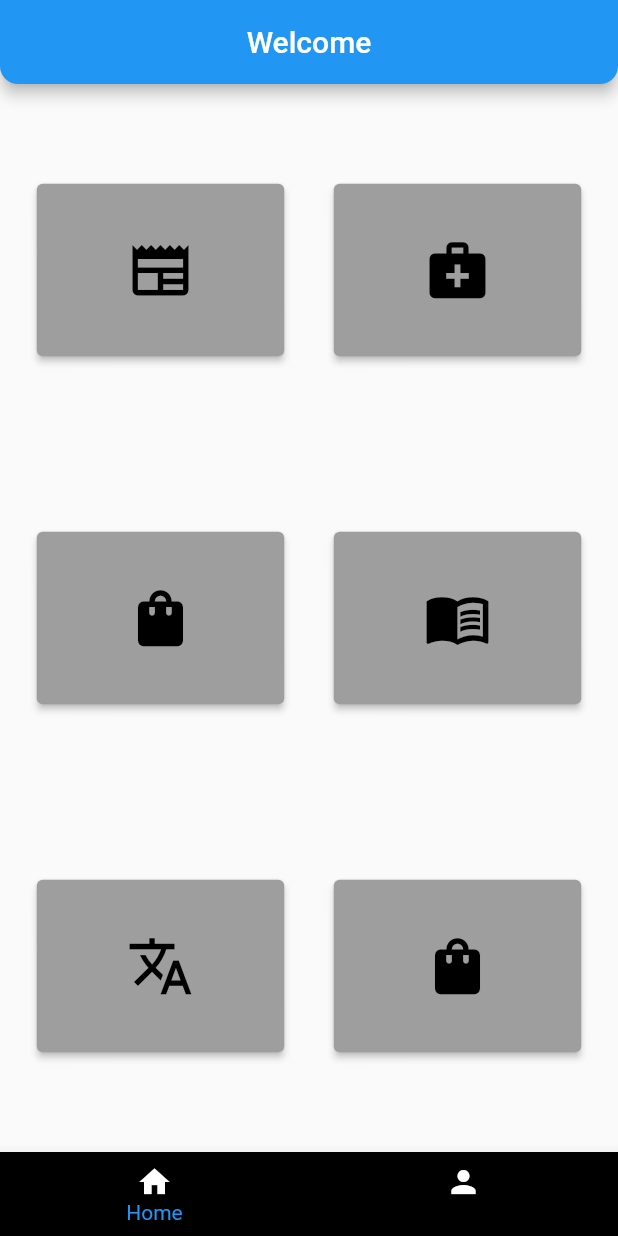
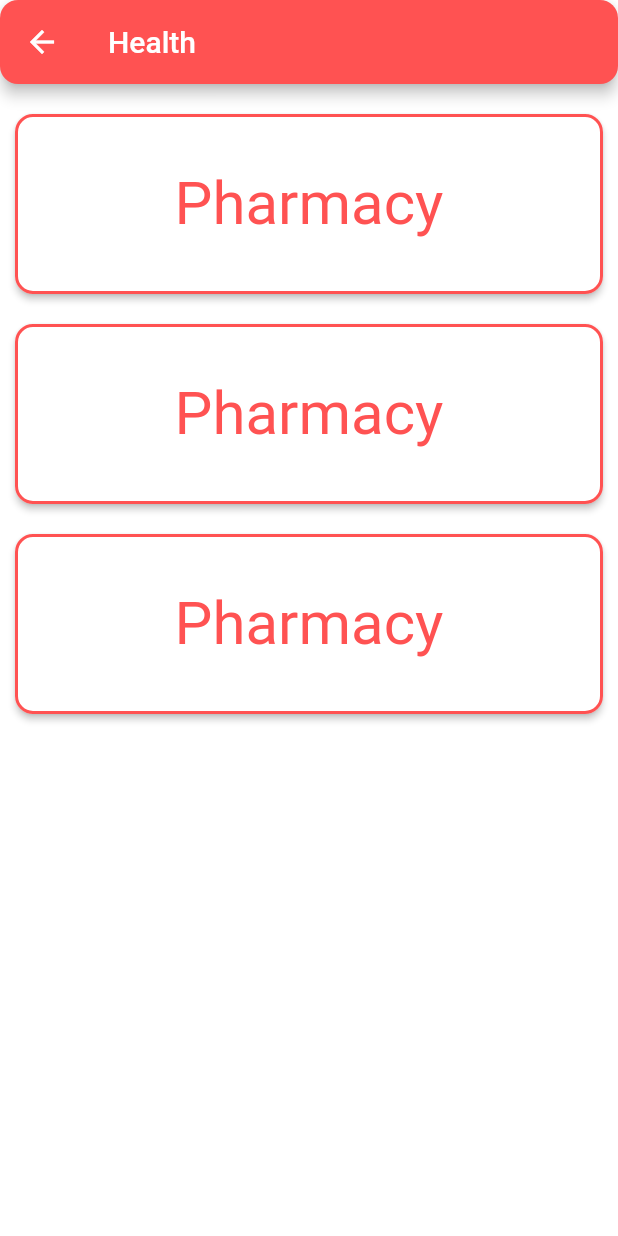
Before and after one commit to jayster7101/SCU_Frugal_Refugee_App, a Flutter app: the screen it shows after launch, after a tap on the "newspaper" icon, on a phone screen of 412 x 824 dp. Run offline on Flutter 3.47's test engine with Material 2 defaults, Android fonts, the phone set to English and light mode, and no system bars.

Commit message:
Big updated

```diff
--- /dev/null
+++ b/lib/Pages/Health.dart
@@ -0,0 +1,105 @@
+import 'package:flutter/material.dart';
+import 'package:flutter/src/foundation/key.dart';
+import 'package:flutter/src/widgets/framework.dart';
+import 'package:starter/Pages/Health_Locations.dart';
+
+class Health extends StatelessWidget {
+  const Health({Key? key}) : super(key: key);
+
+  @override
+  Widget build(BuildContext context) {
+    return Scaffold(
+        backgroundColor: Colors.white,
+        appBar: AppBar(
+            title: Text("Health"),
+            backgroundColor: Colors.redAccent,
+            shape: RoundedRectangleBorder(
+                borderRadius: BorderRadius.circular(12))),
+        body: Padding(
+          padding: const EdgeInsets.fromLTRB(10, 20, 10, 20),
+          child: SingleChildScrollView(
+              child: Wrap(
+            runSpacing: 20, // sets padding to 20 between each container
+            alignment: WrapAlignment.center,
+            //mainAxisAlignment: MainAxisAlignment.spaceAround,
+            children: [
+              Container(
+                  height:
+                      120, // sets height to 120 and width will be size of screen taking padding into consideration
+                  child: SizedBox(
+                    height: double.infinity,
+                    width: double.infinity,
+                    child: ElevatedButton(
+                      style: ElevatedButton.styleFrom(
+                          side: const BorderSide(
+                              color: Colors.redAccent,
+                              width: 2,
+                              style: BorderStyle.solid),
+                          primary: Colors.white,
+                          textStyle: TextStyle(fontSize: 40),
+                          shape: RoundedRectangleBorder(
+                              borderRadius: BorderRadius.circular(12))),
+                      child: const Text(
+                        "Pharmacy",
+                        style: TextStyle(color: Colors.redAccent),
+                      ),
+                      onPressed: () {
+                        Navigator.push(
+                            context,
+                            MaterialPageRoute(
+                                builder: (context) =>
+                                    const Health_Locations()));
+                      },
+                    ),
+                  )),
+              Container(
+                  height:
+                      120, // sets height to 120 and width will be size of screen taking padding into consideration
+                  child: SizedBox(
+                    height: double.infinity,
+                    width: double.infinity,
+                    child: ElevatedButton(
+                      style: ElevatedButton.styleFrom(
+                          side: const BorderSide(
+                              color: Colors.redAccent,
+                              width: 2,
+                              style: BorderStyle.solid),
+                          primary: Colors.white,
+                          textStyle: TextStyle(fontSize: 40),
+                          shape: RoundedRectangleBorder(
+                              borderRadius: BorderRadius.circular(12))),
+                      child: const Text(
+                        "Pharmacy",
+                        style: TextStyle(color: Colors.redAccent),
+                      ),
+                      onPressed: () {},
+                    ),
+                  )),
+              Container(
+                  height:
+                      120, // sets height to 120 and width will be size of screen taking padding into consideration
+                  child: SizedBox(
+                    height: double.infinity,
+                    width: double.infinity,
+                    child: ElevatedButton(
+                      style: ElevatedButton.styleFrom(
+                          side: const BorderSide(
+                              color: Colors.redAccent,
+                              width: 2,
+                              style: BorderStyle.solid),
+                          primary: Colors.white,
+                          textStyle: TextStyle(fontSize: 40),
+                          shape: RoundedRectangleBorder(
+                              borderRadius: BorderRadius.circular(12))),
+                      child: const Text(
+                        "Pharmacy",
+                        style: TextStyle(color: Colors.redAccent),
+                      ),
+                      onPressed: () {},
+                    ),
+                  )),
+            ],
+          )),
+        ));
+  }
+}
--- a/lib/main.dart
+++ b/lib/main.dart
@@ -1,6 +1,7 @@
 import 'package:flutter/material.dart';
 
 import 'mockData.dart';
+import 'Pages/Health.dart';
 
 void main() {
   runApp(MyApp());
@@ -17,23 +18,28 @@ class _bottomBarState extends State<bottomBar> {
   int selected_Index = 0;
   List<Widget> _widgetOptions = <Widget>[
     _MainScreen(),
-    Fart(),
-    Random(),
-
+    Profile(),
   ];
   @override
   Widget build(BuildContext context) {
     return Scaffold(
       bottomNavigationBar: BottomNavigationBar(
+        type: BottomNavigationBarType.fixed,
+        unselectedItemColor: Colors.white,
+        selectedItemColor: Colors.white,
         backgroundColor: Colors.black,
-        unselectedLabelStyle:  TextStyle(color: Colors.white),
-        selectedLabelStyle: TextStyle(color: Colors.red),
         items: [
           BottomNavigationBarItem(
-              icon: Icon( Icons.home, color: Colors.white,),
+              icon: Icon(
+                Icons.home,
+                color: Colors.white,
+              ),
               label: "Home"),
           BottomNavigationBarItem(
-            icon: Icon(Icons.person, color: Colors.white,),
+            icon: Icon(
+              Icons.person,
+              color: Colors.white,
+            ),
             label: "Person",
           ),
         ],
@@ -41,7 +47,6 @@ class _bottomBarState extends State<bottomBar> {
           setState(() {
             print(index);
             selected_Index = index;
-
           });
         },
       ),
@@ -96,7 +101,7 @@ class __MainScreenState extends State<_MainScreen> {
       appBar: AppBar(
           title: const Text("Welcome"),
           centerTitle: true,
-          shape: RoundedRectangleBorder(
+          shape: const RoundedRectangleBorder(
             borderRadius: BorderRadius.vertical(bottom: Radius.circular(12)),
           )),
       body: Center(
@@ -104,32 +109,40 @@ class __MainScreenState extends State<_MainScreen> {
           padding: const EdgeInsets.all(8.0),
           child: Column(
               mainAxisAlignment: MainAxisAlignment.spaceAround,
-
               children: [
                 Row(
                   mainAxisAlignment: MainAxisAlignment.spaceAround,
                   children: [
                     ElevatedButton(
-                      style:
-                      ElevatedButton.styleFrom(
+                      style: ElevatedButton.styleFrom(
+                          padding: const EdgeInsets.fromLTRB(60, 35, 60, 35),
+                          primary: Colors.grey),
+                      onPressed: () {
+                        print("Button 1 ");
+                        Navigator.push(
+                            context,
+                            MaterialPageRoute(
+                                builder: (context) => const Health()));
+                       // Navigator.pop(context);
+                      },
+                      child: Icon(
+                        Icons.newspaper,
+                        color: Colors.black,
+                        size: 45,
+                      ),
+                    ),
+                    ElevatedButton(
+                      style: ElevatedButton.styleFrom(
                           padding: EdgeInsets.fromLTRB(60, 35, 60, 35),
-                        primary: Colors.grey
-                        ),
+                          primary: Colors.grey),
                       onPressed: () {
                         print("Button 1 ");
                       },
-                      child: Icon(Icons.newspaper,color: Colors.black,size: 45,),
+                      child: Icon(
+                        Icons.medical_services,
+                        color: Colors.black,
+                        size: 45,
                       ),
-                    ElevatedButton(
-                      style:
-                        ElevatedButton.styleFrom(
-                          padding: EdgeInsets.fromLTRB(60, 35, 60, 35),
-                          primary: Colors.grey
-                        ),
-                      onPressed: () {
-                        print("Button 1 ");
-                      },
-                      child: Icon(Icons.medical_services,color: Colors.black,size: 45,),
                     )
                   ],
                 ),
@@ -137,54 +150,60 @@ class __MainScreenState extends State<_MainScreen> {
                   mainAxisAlignment: MainAxisAlignment.spaceAround,
                   children: [
                     ElevatedButton(
-                      style:
-                      ElevatedButton.styleFrom(
+                      style: ElevatedButton.styleFrom(
                           padding: EdgeInsets.fromLTRB(60, 35, 60, 35),
-                        primary: Colors.grey
-                        ),
+                          primary: Colors.grey),
                       onPressed: () {
                         print("Button 1 ");
                       },
-                      child: Icon(Icons.shopping_bag,color: Colors.black,size: 45,),
+                      child: Icon(
+                        Icons.shopping_bag,
+                        color: Colors.black,
+                        size: 45,
+                      ),
                     ),
                     ElevatedButton(
-                      style:
-                      ElevatedButton.styleFrom(
+                        style: ElevatedButton.styleFrom(
                             padding: EdgeInsets.fromLTRB(60, 35, 60, 35),
-                        primary: Colors.grey
-                        ),
+                            primary: Colors.grey),
                         onPressed: () {
                           print("Button 1 ");
                         },
-                      child: Icon(Icons.menu_book,color: Colors.black,size: 45,)
-                    )
+                        child: Icon(
+                          Icons.menu_book,
+                          color: Colors.black,
+                          size: 45,
+                        ))
                   ],
                 ),
                 Row(
                   mainAxisAlignment: MainAxisAlignment.spaceAround,
                   children: [
                     ElevatedButton(
-                      style:
-                        ElevatedButton.styleFrom(
+                      style: ElevatedButton.styleFrom(
                           padding: EdgeInsets.fromLTRB(60, 35, 60, 35),
-                          primary: Colors.grey
-                        ),
+                          primary: Colors.grey),
                       onPressed: () {
                         print("Button 1 ");
                       },
-
-                      child: Icon(Icons.translate,color: Colors.black,size: 45,),
+                      child: Icon(
+                        Icons.translate,
+                        color: Colors.black,
+                        size: 45,
+                      ),
                     ),
                     ElevatedButton(
-                      style:
-                        ElevatedButton.styleFrom(
+                      style: ElevatedButton.styleFrom(
                           padding: EdgeInsets.fromLTRB(60, 35, 60, 35),
-                          primary: Colors.grey
-                        ),
+                          primary: Colors.grey),
                       onPressed: () {
                         print("Button 1 ");
                       },
-                      child: Icon(Icons.shopping_bag,color:Colors.black,size: 45,),
+                      child: Icon(
+                        Icons.shopping_bag,
+                        color: Colors.black,
+                        size: 45,
+                      ),
                     )
                   ],
                 ),
@@ -206,13 +225,13 @@ class Random extends StatelessWidget {
   }
 }
 
-class Fart extends StatelessWidget {
-  const Fart({Key? key}) : super(key: key);
+class Profile extends StatelessWidget {
+  const Profile({Key? key}) : super(key: key);
 
   @override
   Widget build(BuildContext context) {
     return Container(
-      child: Text("Fart"),
+      child: Text("Profile"),
     );
   }
 }
--- a/lib/mockData.dart
+++ b/lib/mockData.dart
@@ -1,3 +1,4 @@
+//class for a car
 class car {
   Car(String name) {}
   String name = "";
@@ -8,6 +9,7 @@ class car {
     "Air intake",
     "Headers"
   ];
+  // simple constructor Car(this.name, this.number_of_doors, this.possible_upgrades);
 
   String name_of_car() {
     return name;
```
Also changed, not shown: lib/Pages/Health_Locations.dart (added, +93 -0 lines), 1 other file. Lines whose indentation alone changed are shown as unchanged.
